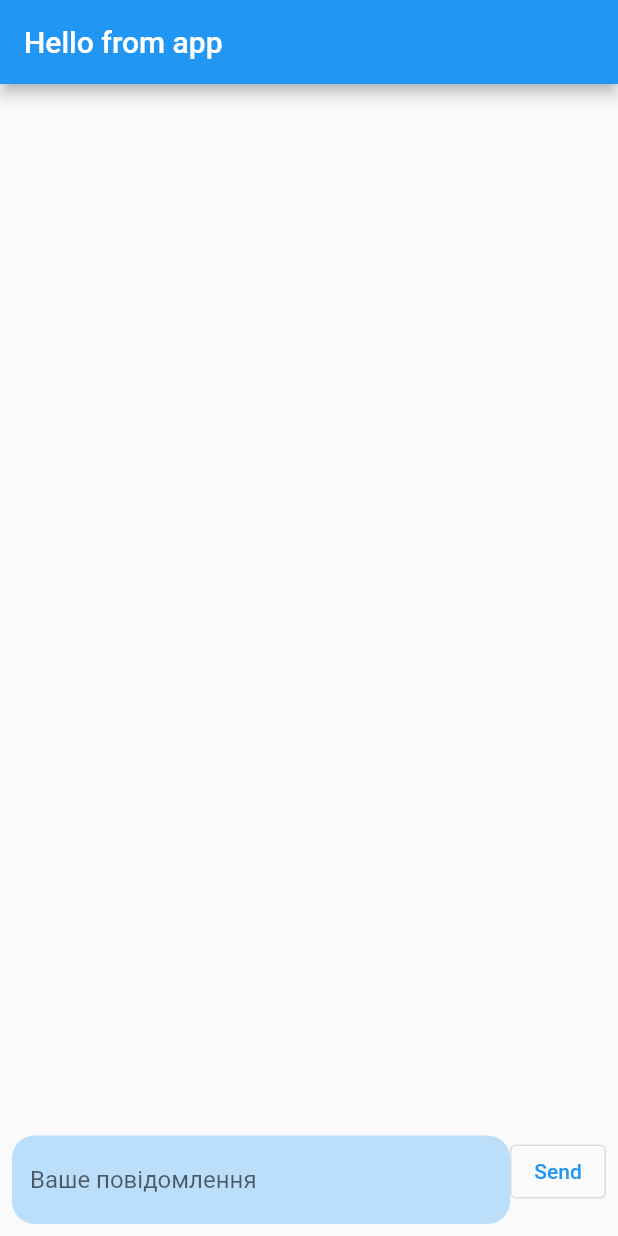
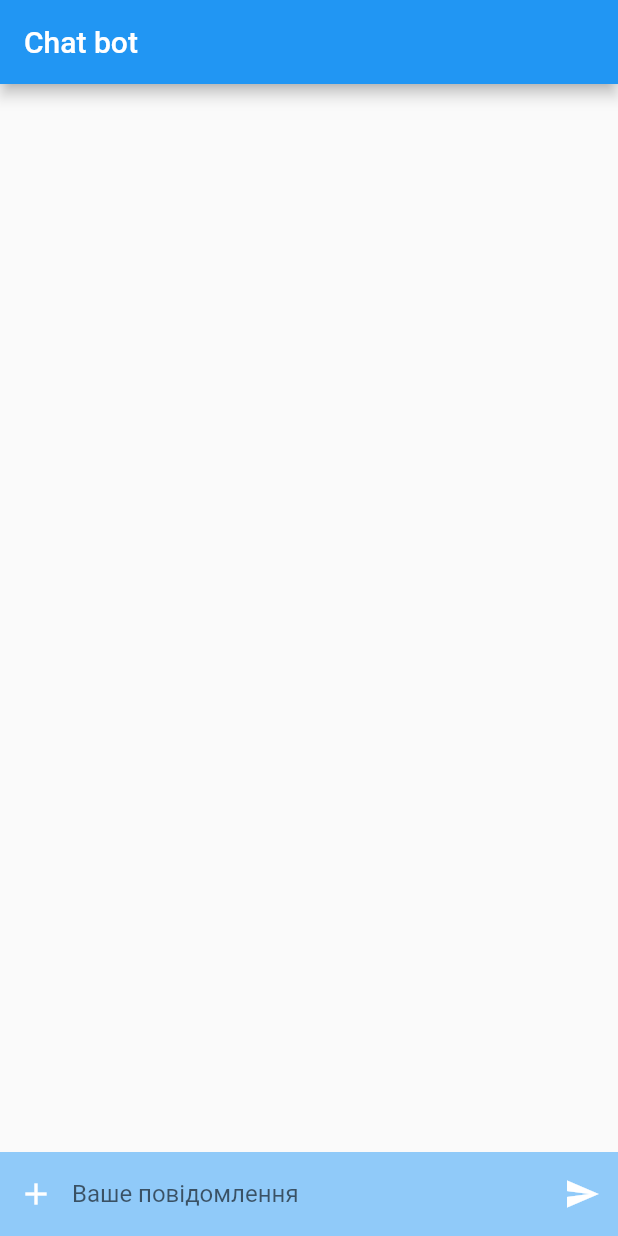
Before and after one commit to nicourrrn/chat-bot, a Flutter app: the screen it shows after launch, on a phone screen of 412 x 824 dp. Run offline on Flutter 3.47's test engine with Material 2 defaults, Android fonts, the phone set to English and light mode, and no system bars.

Commit message:
Designed text field

```diff
--- a/lib/main_screen.dart
+++ b/lib/main_screen.dart
@@ -15,25 +15,27 @@ class MainScreen extends StatelessWidget {
   void scrollToEnd() {
     final position = scrollMessageCtrl.position.maxScrollExtent;
     scrollMessageCtrl.animateTo(position,
-          duration: const Duration(milliseconds: 500), curve: Curves.fastOutSlowIn);
+        duration: const Duration(milliseconds: 500),
+        curve: Curves.fastOutSlowIn);
   }
 
   @override
   Widget build(BuildContext context) {
     var bot = context.watch<Bot>();
+
     // Возможно перерассмотреть способ прокрутки
     // Как вариант вынести область прокрути в другой класс
     // или сделать более грамотный scrollMessageCtrl.addListener
-
     WidgetsBinding.instance?.addPostFrameCallback((duration) => scrollToEnd());
 
     return Scaffold(
         appBar: AppBar(
-          title: const Text("Hello from app"),
+          title: const Text("Chat bot"),
         ),
         body: Column(children: [
           Expanded(
-            child: Padding( padding: const EdgeInsets.symmetric(horizontal: 8),
+              child: Padding(
+                  padding: const EdgeInsets.symmetric(horizontal: 8),
                   child: ListView.builder(
                       controller: scrollMessageCtrl,
                       shrinkWrap: true,
@@ -48,23 +50,33 @@ class MainScreen extends StatelessWidget {
                           padding: const EdgeInsets.only(bottom: 5),
                         );
                       }))),
-          Padding(
-              padding: const EdgeInsets.symmetric(horizontal: 8, vertical: 8),
-                child: Row(
-                    crossAxisAlignment: CrossAxisAlignment.start,
-                    children: [
-                  Expanded(child: TextField(
+          Container(
+              padding: const EdgeInsets.symmetric(vertical: 4),
+              color: Theme.of(context).colorScheme.background,
+              child:
+                  Row(crossAxisAlignment: CrossAxisAlignment.start, children: [
+                FloatingActionButton.small(
+                    child: const Icon(Icons.add),
+                    shape: const CircleBorder(),
+                    elevation: 0,
+                    backgroundColor: Theme.of(context).backgroundColor,
+                    onPressed: () {}),
+                Expanded(
+                    child: TextField(
                         controller: userTextCtrl,
-                      decoration: InputDecoration(
+                        decoration: const InputDecoration(
                           hintText: "Ваше повідомлення",
-                          border: OutlineInputBorder(
-                            borderRadius: BorderRadius.circular(15),
-                            borderSide: BorderSide.none
-                          ),
-                          filled: true,
-                          fillColor: Colors.blue.shade100))),
-                  OutlinedButton(
-                      child: const Text("Send"),
+                          border: InputBorder.none,
+                          // border: OutlineInputBorder(
+                          //     borderRadius: BorderRadius.circular(15),
+                          //     borderSide: BorderSide.none),
+                          // filled: true,
+                          // fillColor: Colors.blue.shade100
+                        ))),
+                FloatingActionButton.small(
+                    elevation: 0,
+                    backgroundColor: Theme.of(context).backgroundColor,
+                    child: const Icon(Icons.send),
                     onPressed: () {
                       if (userTextCtrl.text == '') {
                         return;
@@ -78,6 +90,13 @@ class MainScreen extends StatelessWidget {
                       userTextCtrl.text = '';
                     })
               ])),
+          // ListView.builder(itemBuilder:
+          //     (BuildContext context, int index) {
+          //       return Row(
+          //
+          //       )
+          //     },
+          // )
         ]));
   }
 }
```
Lines whose indentation alone changed are shown as unchanged.
